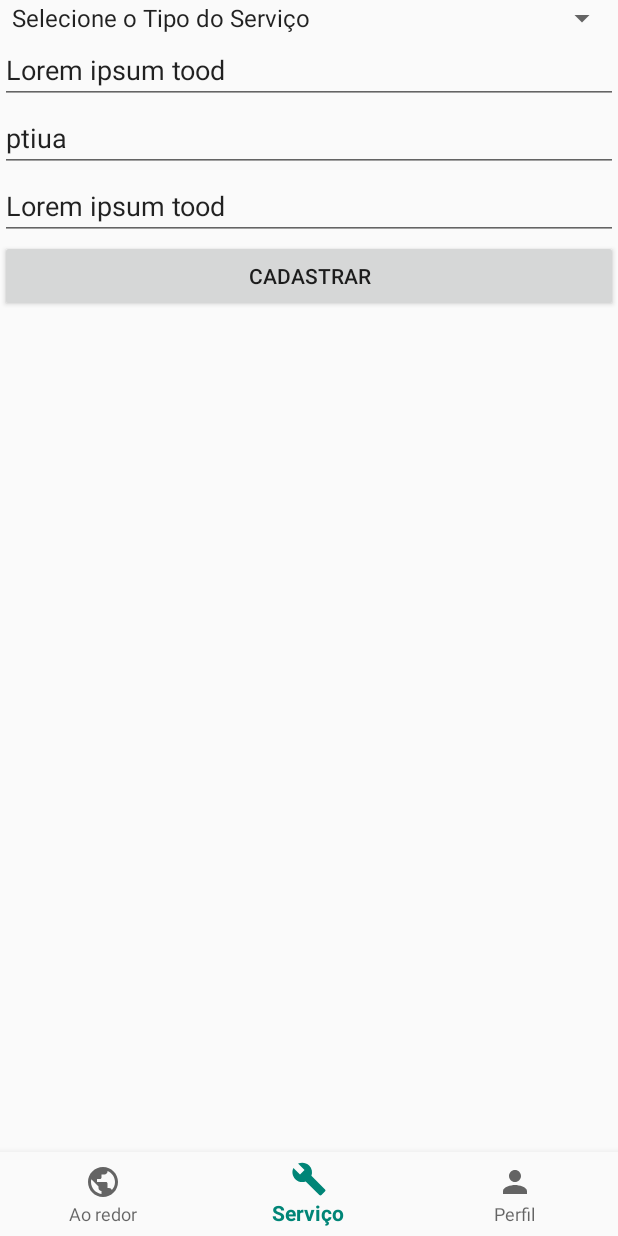
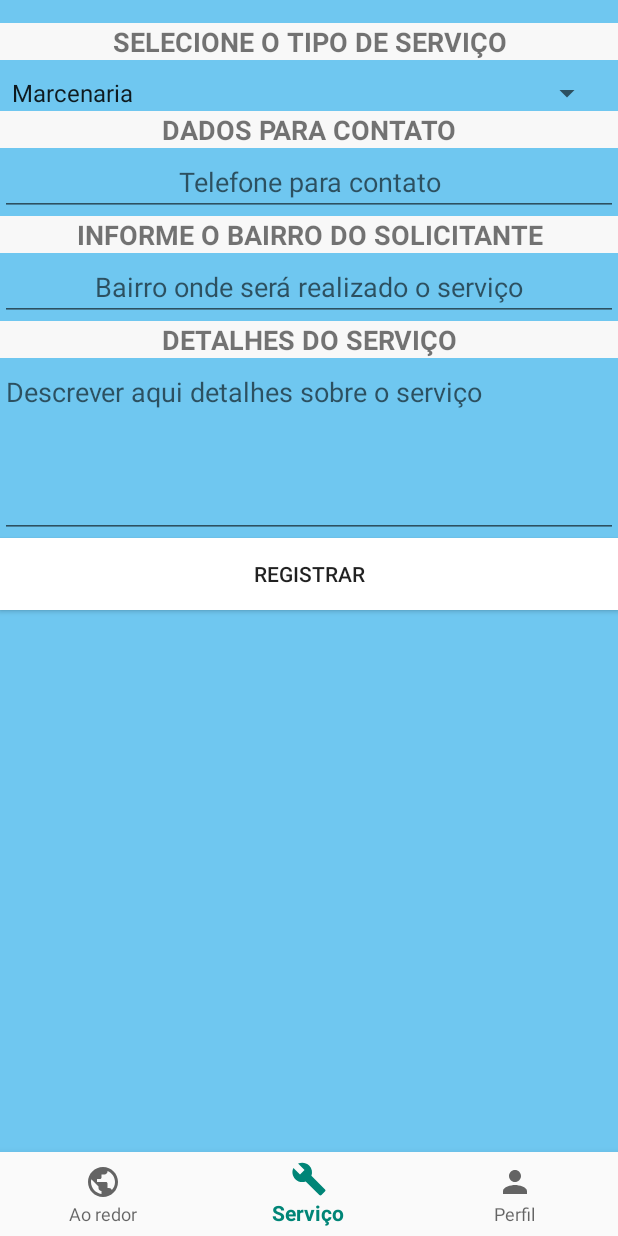
Before and after one commit to Projetopiandroid/ServiceDay, an Android app: the screen it shows after launch once a user with an empty profile is signed in (Principal), item 2 of the bottom bar chosen, on a phone screen of 412 x 824 dp. Run offline under Robolectric (Android 15) with nearby library versions, the phone set to English and light mode, and no system bars; our stand-ins replace Firebase (no records; nobody signed in at launch, a user with empty details on screens opened directly).

Commit message:
LayoutServiçoCadastro

```diff
--- a/app/src/main/java/com/example/serviceday/ServicoCadastro.java
+++ b/app/src/main/java/com/example/serviceday/ServicoCadastro.java
@@ -1,5 +1,6 @@
 package com.example.serviceday;
 
+import android.app.AlertDialog;
 import android.content.Context;
 import android.net.Uri;
 import android.os.Bundle;
@@ -13,6 +14,7 @@ import android.widget.ArrayAdapter;
 import android.widget.Button;
 import android.widget.EditText;
 import android.widget.Spinner;
+import android.widget.Toast;
 
 import com.google.android.gms.tasks.OnFailureListener;
 import com.google.android.gms.tasks.OnSuccessListener;
@@ -56,7 +58,7 @@ public class ServicoCadastro extends Fragment {
 
 
         //Criando o Spiner e Populando valores
-        String [] valores ={"Selecione o Tipo do Serviço","Marcenaria","Carpintaria","Energia","outros"};
+        String [] valores ={"Marcenaria","Carpintaria","Energia","outros"};
 
         ArrayAdapter<String> LTRadapter = new ArrayAdapter<String>(this.getActivity(),android.R.layout.simple_spinner_item, valores);
         LTRadapter.setDropDownViewResource(android.R.layout.simple_spinner_dropdown_item);
@@ -65,7 +67,7 @@ public class ServicoCadastro extends Fragment {
 
 
         servicosbanco.setNomeServico(spinner.getSelectedItem().toString());
-        Log.d(TAG, "SPINERRRRRRRRRRR: " +  servicosbanco.getNomeServico());
+       // Log.d(TAG, "SPINERRRRRRRRRRR: " +  servicosbanco.getNomeServico());
 
 
 
@@ -103,6 +105,12 @@ public class ServicoCadastro extends Fragment {
                             }
                         });
 
+                telefone.setText("");
+                bairro.setText("");
+                descricao.setText("");
+
+                Toast.makeText(getActivity(),"REGISTRADO COM SUCESSO!",Toast.LENGTH_SHORT).show();
+
 
 
             }
--- a/app/src/main/res/layout/fragment_servico_cadastro.xml
+++ b/app/src/main/res/layout/fragment_servico_cadastro.xml
@@ -3,45 +3,109 @@
     xmlns:tools="http://schemas.android.com/tools"
     android:layout_width="match_parent"
     android:layout_height="match_parent"
+    android:background="@color/back_init"
     android:orientation="vertical"
     tools:context=".ServicoCadastro">
+
+    <LinearLayout
+        android:layout_width="match_parent"
+        android:layout_height="wrap_content"
+        android:layout_marginTop="15dp"
+        android:orientation="vertical"
+        >
+
+        <TextView
+            android:layout_width="match_parent"
+            android:layout_height="wrap_content"
+            android:background="#F8F8F8"
+            android:text="SELECIONE O TIPO DE SERVIÇO"
+            android:textAlignment="center"
+            android:textSize="18sp"
+            android:textStyle="bold" />
 
         <Spinner
             android:id="@+id/spinnerid"
             android:layout_width="match_parent"
-        android:layout_height="wrap_content" />
+            android:layout_height="wrap_content"
+            android:layout_marginTop="10dp"
+            android:layout_marginEnd="10dp" />
+
+    </LinearLayout>
+
+    <LinearLayout
+        android:layout_width="match_parent"
+        android:layout_height="wrap_content"
+        android:orientation="vertical">
+
+        <TextView
+            android:layout_width="match_parent"
+            android:layout_height="wrap_content"
+            android:background="#F8F8F8"
+            android:text="DADOS PARA CONTATO"
+            android:textAlignment="center"
+            android:textSize="18sp"
+            android:textStyle="bold" />
 
         <EditText
             android:id="@+id/editText10"
             android:layout_width="match_parent"
             android:layout_height="wrap_content"
             android:ems="10"
-        android:hint="Telefone"
+            android:hint="Telefone para contato"
             android:inputType="textPersonName"
-        android:text="Lorem ipsum tood" />
+            android:textAlignment="center" />
+    </LinearLayout>
+
+    <LinearLayout
+        android:layout_width="match_parent"
+        android:layout_height="wrap_content"
+        android:orientation="vertical">
+
+        <TextView
+            android:layout_width="match_parent"
+            android:layout_height="wrap_content"
+            android:background="#F8F8F8"
+            android:text="INFORME O BAIRRO DO SOLICITANTE"
+            android:textAlignment="center"
+            android:textSize="18sp"
+            android:textStyle="bold" />
 
         <EditText
             android:id="@+id/editText11"
             android:layout_width="match_parent"
             android:layout_height="wrap_content"
             android:ems="10"
-        android:hint="Bairro"
+            android:hint="Bairro onde será realizado o serviço"
             android:inputType="textPersonName"
-        android:text="ptiua" />
+            android:textAlignment="center" />
+    </LinearLayout>
 
+    <LinearLayout
+        android:layout_width="match_parent"
+        android:layout_height="wrap_content"
+        android:orientation="vertical">
+        <TextView
+            android:layout_width="match_parent"
+            android:layout_height="wrap_content"
+            android:background="#F8F8F8"
+            android:text="DETALHES DO SERVIÇO"
+            android:textAlignment="center"
+            android:textSize="18sp"
+            android:textStyle="bold" />
         <EditText
             android:id="@+id/editText12"
             android:layout_width="match_parent"
-        android:layout_height="wrap_content"
+            android:layout_height="120dp"
             android:ems="10"
             android:gravity="start|top"
-        android:hint="descrição"
-        android:inputType="textMultiLine"
-        android:text="Lorem ipsum tood" />
+            android:hint="Descrever aqui detalhes sobre o serviço"
+            android:inputType="textMultiLine" />
+    </LinearLayout>
 
     <Button
         android:id="@+id/button3"
         android:layout_width="match_parent"
         android:layout_height="wrap_content"
-        android:text="Cadastrar" />
+        android:background="#FFFFFF"
+        android:text="REGISTRAR" />
 </LinearLayout>
```
Also changed, not shown: app/src/main/java/com/example/serviceday/Servico.java (+2 -5 lines). Lines whose indentation alone changed are shown as unchanged.
